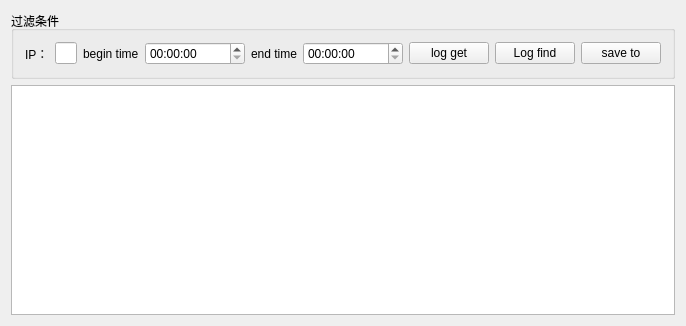
Above: Ylz.SqlViewer/SearchView.ui from titicacafz/SQLTools before the change. Below: the same form after it.
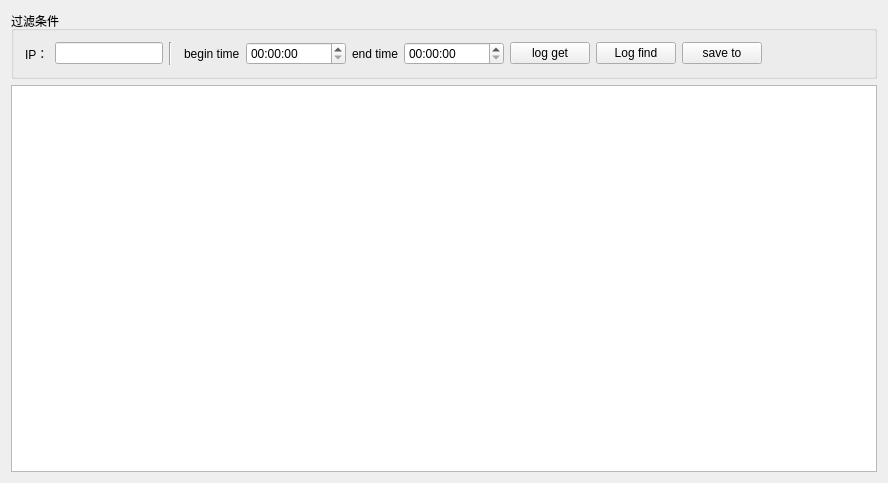
That is the form after the change.

What changed in the file:
```diff
--- a/Ylz.SqlViewer/SearchView.ui
+++ b/Ylz.SqlViewer/SearchView.ui
@@ -6,8 +6,8 @@
    <rect>
     <x>0</x>
     <y>0</y>
-    <width>603</width>
-    <height>326</height>
+    <width>888</width>
+    <height>483</height>
    </rect>
   </property>
   <property name="windowTitle">
@@ -36,6 +36,20 @@
       <item>
        <widget class="QLineEdit" name="ip"/>
       </item>
+      <item>
+       <widget class="Line" name="line_3">
+        <property name="orientation">
+         <enum>Qt::Vertical</enum>
+        </property>
+       </widget>
+      </item>
+      <item>
+       <widget class="Line" name="line">
+        <property name="orientation">
+         <enum>Qt::Horizontal</enum>
+        </property>
+       </widget>
+      </item>
       <item>
        <widget class="QLabel" name="label_2">
         <property name="text">
```
